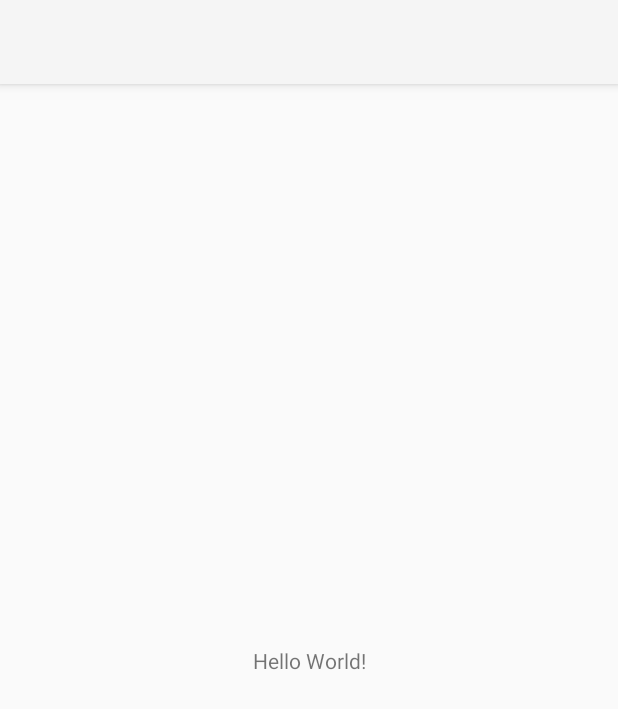
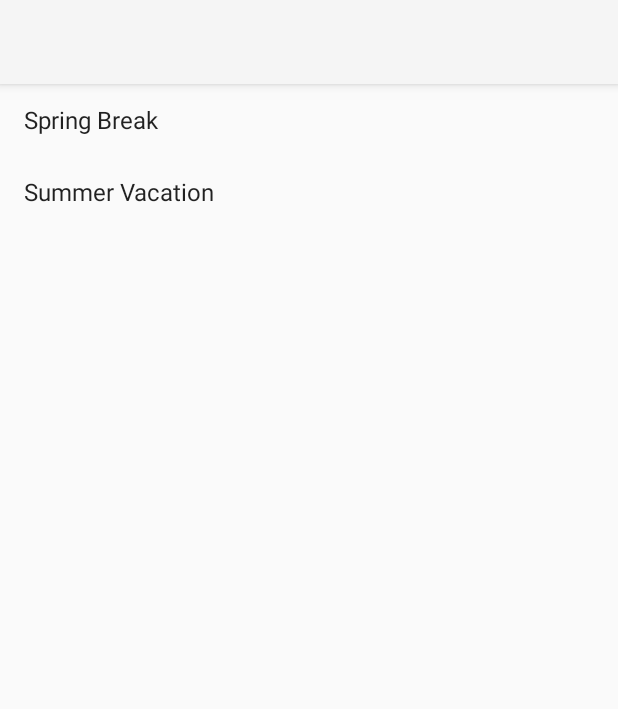
Before and after one commit to andresegm/vacation-scheduler, an Android app: the screen it shows after launch (MainActivity), on a phone screen of 412 x 824 dp. Shown: the top 709 px of the screen. Run offline under Robolectric (Android 15) with nearby library versions, the light colour scheme and no system bars; our stand-ins replace Room's generated code.

Commit message:
Task B2: Implement vacation list and details screen
- Updated MainActivity to display a list of vacations using a RecyclerView.
- Created VacationAdapter to bind vacation data to the RecyclerView and handle item click events.
- Added navigation from MainActivity to VacationDetailsActivity upon clicking a vacation.
- Created VacationDetailsActivity to display detailed vacation information, including:
  * Title
  * Hotel
  * Start date
  * End date
- Registered VacationDetailsActivity in AndroidManifest.xml for navigation.

```diff
--- a/app/src/main/AndroidManifest.xml
+++ b/app/src/main/AndroidManifest.xml
@@ -21,6 +21,7 @@
                 <category android:name="android.intent.category.LAUNCHER" />
             </intent-filter>
         </activity>
+        <activity android:name=".activities.VacationDetailsActivity" />
     </application>
 
 </manifest>
--- a/app/src/main/java/com/example/d308vacationplanner/MainActivity.java
+++ b/app/src/main/java/com/example/d308vacationplanner/MainActivity.java
@@ -1,24 +1,45 @@
 package com.example.d308vacationplanner;
 
+import android.content.Intent;
 import android.os.Bundle;
 
-import androidx.activity.EdgeToEdge;
 import androidx.appcompat.app.AppCompatActivity;
-import androidx.core.graphics.Insets;
-import androidx.core.view.ViewCompat;
-import androidx.core.view.WindowInsetsCompat;
+import androidx.recyclerview.widget.LinearLayoutManager;
+import androidx.recyclerview.widget.RecyclerView;
+
+import com.example.d308vacationplanner.activities.VacationDetailsActivity;
+import com.example.d308vacationplanner.adapters.VacationAdapter;
+import com.example.d308vacationplanner.entities.Vacation;
+
+import java.util.ArrayList;
+import java.util.List;
 
 public class MainActivity extends AppCompatActivity {
 
     @Override
     protected void onCreate(Bundle savedInstanceState) {
         super.onCreate(savedInstanceState);
-        EdgeToEdge.enable(this);
         setContentView(R.layout.activity_main);
-        ViewCompat.setOnApplyWindowInsetsListener(findViewById(R.id.main), (v, insets) -> {
-            Insets systemBars = insets.getInsets(WindowInsetsCompat.Type.systemBars());
-            v.setPadding(systemBars.left, systemBars.top, systemBars.right, systemBars.bottom);
-            return insets;
+
+        // Bind RecyclerView
+        RecyclerView vacationList = findViewById(R.id.vacation_list);
+        vacationList.setLayoutManager(new LinearLayoutManager(this));
+
+        // Sample data
+        List<Vacation> sampleVacations = new ArrayList<>();
+        sampleVacations.add(new Vacation("Spring Break", "Grand Beach Resort", "03/20/2024", "03/27/2024"));
+        sampleVacations.add(new Vacation("Summer Vacation", "Sunny Paradise Hotel", "07/01/2024", "07/15/2024"));
+
+        // Set up the adapter
+        VacationAdapter adapter = new VacationAdapter(sampleVacations, vacation -> {
+            // Navigate to VacationDetailsActivity on item click
+            Intent intent = new Intent(MainActivity.this, VacationDetailsActivity.class);
+            intent.putExtra("title", vacation.getTitle());
+            intent.putExtra("hotel", vacation.getHotel());
+            intent.putExtra("startDate", vacation.getStartDate());
+            intent.putExtra("endDate", vacation.getEndDate());
+            startActivity(intent);
         });
+        vacationList.setAdapter(adapter);
     }
 }
--- /dev/null
+++ b/app/src/main/java/com/example/d308vacationplanner/adapters/VacationAdapter.java
@@ -0,0 +1,57 @@
+package com.example.d308vacationplanner.adapters;
+
+import android.view.LayoutInflater;
+import android.view.View;
+import android.view.ViewGroup;
+import android.widget.TextView;
+
+import androidx.annotation.NonNull;
+import androidx.recyclerview.widget.RecyclerView;
+
+import com.example.d308vacationplanner.entities.Vacation;
+
+import java.util.List;
+
+public class VacationAdapter extends RecyclerView.Adapter<VacationAdapter.VacationViewHolder> {
+
+    private final List<Vacation> vacationList;
+    private final OnVacationClickListener clickListener;
+
+    public VacationAdapter(List<Vacation> vacationList, OnVacationClickListener clickListener) {
+        this.vacationList = vacationList;
+        this.clickListener = clickListener;
+    }
+
+    @NonNull
+    @Override
+    public VacationViewHolder onCreateViewHolder(@NonNull ViewGroup parent, int viewType) {
+        View view = LayoutInflater.from(parent.getContext())
+                .inflate(android.R.layout.simple_list_item_1, parent, false);
+        return new VacationViewHolder(view);
+    }
+
+    @Override
+    public void onBindViewHolder(@NonNull VacationViewHolder holder, int position) {
+        Vacation vacation = vacationList.get(position);
+        holder.titleTextView.setText(vacation.getTitle());
+        holder.itemView.setOnClickListener(v -> clickListener.onVacationClick(vacation));
+    }
+
+    @Override
+    public int getItemCount() {
+        return vacationList.size();
+    }
+
+    public static class VacationViewHolder extends RecyclerView.ViewHolder {
+        final TextView titleTextView;
+
+        public VacationViewHolder(@NonNull View itemView) {
+            super(itemView);
+            titleTextView = itemView.findViewById(android.R.id.text1);
+        }
+    }
+
+    public interface OnVacationClickListener {
+        void onVacationClick(Vacation vacation);
+    }
+}
--- a/app/src/main/java/com/example/d308vacationplanner/entities/Vacation.java
+++ b/app/src/main/java/com/example/d308vacationplanner/entities/Vacation.java
@@ -13,6 +13,14 @@ public class Vacation {
     private String hotel;
     private String startDate;
     private String endDate;
+
+    // Constructor
+    public Vacation(String title, String hotel, String startDate, String endDate) {
+        this.title = title;
+        this.hotel = hotel;
+        this.startDate = startDate;
+        this.endDate = endDate;
+    }
 
     // Getters and Setters
     public int getId() {
--- a/app/src/main/res/layout/activity_main.xml
+++ b/app/src/main/res/layout/activity_main.xml
@@ -1,19 +1,16 @@
 <?xml version="1.0" encoding="utf-8"?>
-<androidx.constraintlayout.widget.ConstraintLayout xmlns:android="http://schemas.android.com/apk/res/android"
+<androidx.constraintlayout.widget.ConstraintLayout
+    xmlns:android="http://schemas.android.com/apk/res/android"
     xmlns:app="http://schemas.android.com/apk/res-auto"
-    xmlns:tools="http://schemas.android.com/tools"
-    android:id="@+id/main"
     android:layout_width="match_parent"
-    android:layout_height="match_parent"
-    tools:context=".MainActivity">
+    android:layout_height="match_parent">
 
-    <TextView
-        android:layout_width="wrap_content"
-        android:layout_height="wrap_content"
-        android:text="Hello World!"
+    <androidx.recyclerview.widget.RecyclerView
+        android:id="@+id/vacation_list"
+        android:layout_width="0dp"
+        android:layout_height="0dp"
+        app:layout_constraintTop_toTopOf="parent"
         app:layout_constraintBottom_toBottomOf="parent"
-        app:layout_constraintEnd_toEndOf="parent"
         app:layout_constraintStart_toStartOf="parent"
-        app:layout_constraintTop_toTopOf="parent" />
-
+        app:layout_constraintEnd_toEndOf="parent" />
 </androidx.constraintlayout.widget.ConstraintLayout>
```
Also changed, not shown: app/src/main/java/com/example/d308vacationplanner/activities/VacationDetailsActivity.java (added, +41 -0 lines), app/src/main/res/layout/activity_vacation_details.xml (added, +78 -0 lines).
